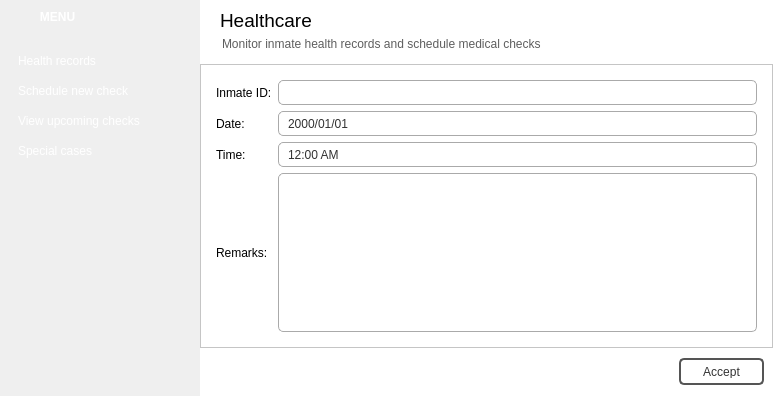
This is healthcarewindow.ui in NCNM/PMS_01 as Qt 5 draws it before an edit. The edited form follows.
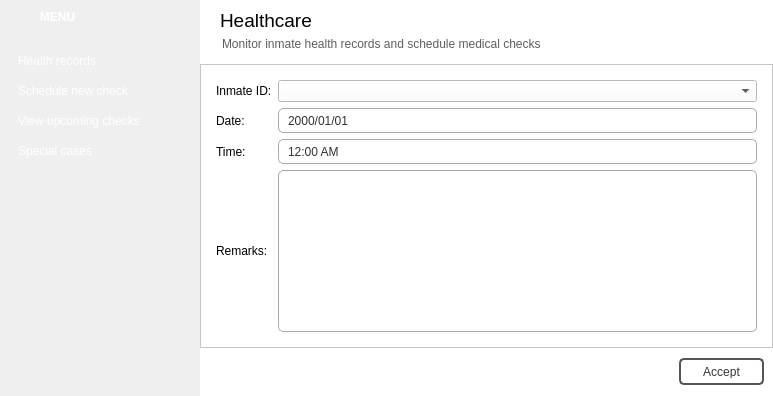
This is the edited form. The open tabs and pages were chosen to show the change. Icons and pictures are not drawn.

Diff of the .ui file:
```diff
--- a/healthcarewindow.ui
+++ b/healthcarewindow.ui
@@ -577,7 +577,7 @@
                <string notr="true">background-color: rgb(255, 255, 255);</string>
               </property>
               <property name="currentIndex">
-               <number>0</number>
+               <number>1</number>
               </property>
               <widget class="QWidget" name="database">
                <layout class="QVBoxLayout" name="verticalLayout_4">
@@ -1060,42 +1060,10 @@
                    <property name="bottomMargin">
                     <number>15</number>
                    </property>
-                   <item row="0" column="0">
-                    <widget class="QLabel" name="label_3">
+                   <item row="3" column="0">
+                    <widget class="QLabel" name="label_5">
                      <property name="text">
-                      <string>Inmate ID:</string>
-                     </property>
-                    </widget>
-                   </item>
-                   <item row="0" column="1">
-                    <widget class="QLineEdit" name="inmateID">
-                     <property name="minimumSize">
-                      <size>
-                       <width>0</width>
-                       <height>25</height>
-                      </size>
-                     </property>
-                     <property name="styleSheet">
-                      <string notr="true">QLineEdit {
-color: rgb(50, 50, 50);
-padding-left:7px;
-border-radius:5px;
-border: 1px solid rgb(170, 170, 170);
-background: qradialgradient(cx: 0.3, cy: -0.4,
-fx: 0.3, fy: -0.4,
-radius: 1.35, stop: 0 rgb(254, 254, 254), stop: 1 rgb(252, 252, 252));
-}
-
-QLineEdit:hover {
-border-radius:5px;
-border: 1px solid rgb(23, 120, 173);
-background-color: rgb(255, 255, 255);
-}
-
-QLineEdit:pressed {
-border-radius:5px;
-border: 1px solid #777777;
-}</string>
+                      <string>Remarks:</string>
                      </property>
                     </widget>
                    </item>
@@ -1106,19 +1074,6 @@
                      </property>
                     </widget>
                    </item>
-                   <item row="1" column="1">
-                    <widget class="QDateEdit" name="date">
-                     <property name="minimumSize">
-                      <size>
-                       <width>0</width>
-                       <height>25</height>
-                      </size>
-                     </property>
-                     <property name="displayFormat">
-                      <string>yyyy/MM/dd</string>
-                     </property>
-                    </widget>
-                   </item>
                    <item row="2" column="0">
                     <widget class="QLabel" name="label_6">
                      <property name="text">
@@ -1126,7 +1081,14 @@
                      </property>
                     </widget>
                    </item>
-                   <item row="2" column="1">
+                   <item row="0" column="0">
+                    <widget class="QLabel" name="label_3">
+                     <property name="text">
+                      <string>Inmate ID:</string>
+                     </property>
+                    </widget>
+                   </item>
+                   <item row="2" column="2">
                     <widget class="QTimeEdit" name="time">
                      <property name="minimumSize">
                       <size>
@@ -1179,16 +1141,25 @@
                      </property>
                     </widget>
                    </item>
-                   <item row="3" column="0">
-                    <widget class="QLabel" name="label_5">
-                     <property name="text">
-                      <string>Remarks:</string>
-                     </property>
-                    </widget>
-                   </item>
-                   <item row="3" column="1">
+                   <item row="3" column="2">
                     <widget class="QPlainTextEdit" name="remarks"/>
                    </item>
+                   <item row="1" column="2">
+                    <widget class="QDateEdit" name="date">
+                     <property name="minimumSize">
+                      <size>
+                       <width>0</width>
+                       <height>25</height>
+                      </size>
+                     </property>
+                     <property name="displayFormat">
+                      <string>yyyy/MM/dd</string>
+                     </property>
+                    </widget>
+                   </item>
+                   <item row="0" column="2">
+                    <widget class="QComboBox" name="comboBox_inmateID"/>
+                   </item>
                   </layout>
                  </widget>
                 </item>
```
